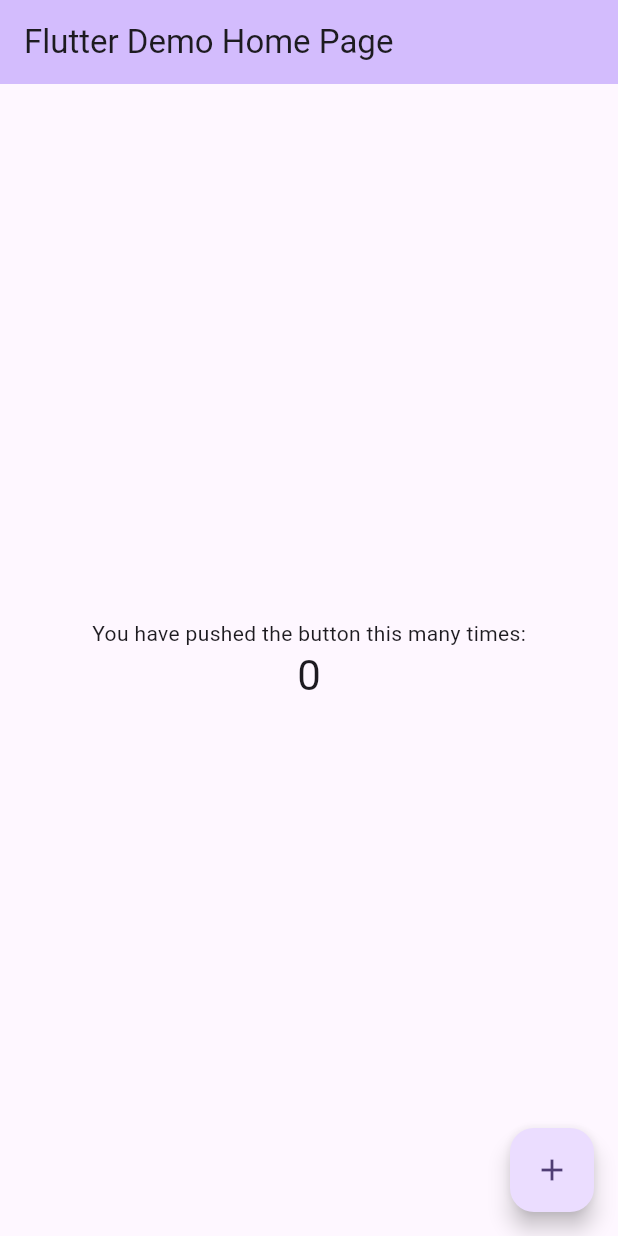
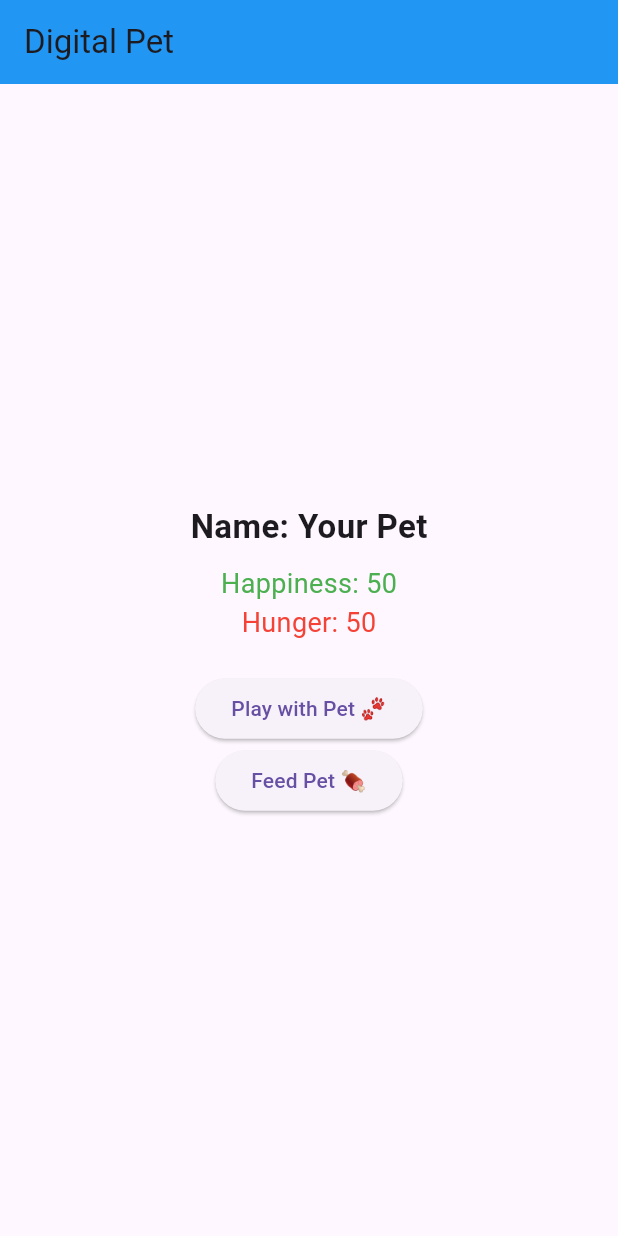
Before and after one commit to Mack-ux/InClass5, a Flutter app: the screen it shows after launch, on a phone screen of 412 x 824 dp. Run offline on Flutter 3.47's test engine with Material 3 defaults, Android fonts, the phone set to English and light mode, and no system bars.

Commit message:
Added Play and Feed functionalities

```diff
--- a/lib/main.dart
+++ b/lib/main.dart
@@ -1,125 +1,80 @@
 import 'package:flutter/material.dart';
 
 void main() {
-  runApp(const MyApp());
+  runApp(DigitalPetApp());
 }
 
-class MyApp extends StatelessWidget {
-  const MyApp({super.key});
-
-  // This widget is the root of your application.
+class DigitalPetApp extends StatefulWidget {
   @override
-  Widget build(BuildContext context) {
-    return MaterialApp(
-      title: 'Flutter Demo',
-      theme: ThemeData(
-        // This is the theme of your application.
-        //
-        // TRY THIS: Try running your application with "flutter run". You'll see
-        // the application has a purple toolbar. Then, without quitting the app,
-        // try changing the seedColor in the colorScheme below to Colors.green
-        // and then invoke "hot reload" (save your changes or press the "hot
-        // reload" button in a Flutter-supported IDE, or press "r" if you used
-        // the command line to start the app).
-        //
-        // Notice that the counter didn't reset back to zero; the application
-        // state is not lost during the reload. To reset the state, use hot
-        // restart instead.
-        //
-        // This works for code too, not just values: Most code changes can be
-        // tested with just a hot reload.
-        colorScheme: ColorScheme.fromSeed(seedColor: Colors.deepPurple),
-        useMaterial3: true,
-      ),
-      home: const MyHomePage(title: 'Flutter Demo Home Page'),
-    );
-  }
+  _DigitalPetAppState createState() => _DigitalPetAppState();
 }
 
-class MyHomePage extends StatefulWidget {
-  const MyHomePage({super.key, required this.title});
+class _DigitalPetAppState extends State<DigitalPetApp> {
+  String petName = "Your Pet"; // Default pet name
+  int happinessLevel = 50; // Pet's happiness (0-100)
+  int hungerLevel = 50; // Pet's hunger (0-100)
 
-  // This widget is the home page of your application. It is stateful, meaning
-  // that it has a State object (defined below) that contains fields that affect
-  // how it looks.
-
-  // This class is the configuration for the state. It holds the values (in this
-  // case the title) provided by the parent (in this case the App widget) and
-  // used by the build method of the State. Fields in a Widget subclass are
-  // always marked "final".
-
-  final String title;
-
-  @override
-  State<MyHomePage> createState() => _MyHomePageState();
+  // Function to play with the pet
+  void _playWithPet() {
+    setState(() {
+      happinessLevel =
+          (happinessLevel + 10).clamp(0, 100); // Increase happiness
+      hungerLevel = (hungerLevel + 5).clamp(0, 100); // Playing makes pet hungry
+    });
   }
 
-class _MyHomePageState extends State<MyHomePage> {
-  int _counter = 0;
-
-  void _incrementCounter() {
+  // Function to feed the pet
+  void _feedPet() {
     setState(() {
-      // This call to setState tells the Flutter framework that something has
-      // changed in this State, which causes it to rerun the build method below
-      // so that the display can reflect the updated values. If we changed
-      // _counter without calling setState(), then the build method would not be
-      // called again, and so nothing would appear to happen.
-      _counter++;
+      hungerLevel = (hungerLevel - 10).clamp(0, 100); // Reduce hunger
+      happinessLevel =
+          (happinessLevel + 5).clamp(0, 100); // Feeding increases happiness
     });
   }
 
   @override
   Widget build(BuildContext context) {
-    // This method is rerun every time setState is called, for instance as done
-    // by the _incrementCounter method above.
-    //
-    // The Flutter framework has been optimized to make rerunning build methods
-    // fast, so that you can just rebuild anything that needs updating rather
-    // than having to individually change instances of widgets.
-    return Scaffold(
+    return MaterialApp(
+      debugShowCheckedModeBanner: false,
+      title: 'Digital Pet',
+      theme: ThemeData(
+        primarySwatch: Colors.blue,
+      ),
+      home: Scaffold(
         appBar: AppBar(
-        // TRY THIS: Try changing the color here to a specific color (to
-        // Colors.amber, perhaps?) and trigger a hot reload to see the AppBar
-        // change color while the other colors stay the same.
-        backgroundColor: Theme.of(context).colorScheme.inversePrimary,
-        // Here we take the value from the MyHomePage object that was created by
-        // the App.build method, and use it to set our appbar title.
-        title: Text(widget.title),
+          title: Text('Digital Pet'),
+          backgroundColor: Colors.blue,
         ),
         body: Center(
-        // Center is a layout widget. It takes a single child and positions it
-        // in the middle of the parent.
           child: Column(
-          // Column is also a layout widget. It takes a list of children and
-          // arranges them vertically. By default, it sizes itself to fit its
-          // children horizontally, and tries to be as tall as its parent.
-          //
-          // Column has various properties to control how it sizes itself and
-          // how it positions its children. Here we use mainAxisAlignment to
-          // center the children vertically; the main axis here is the vertical
-          // axis because Columns are vertical (the cross axis would be
-          // horizontal).
-          //
-          // TRY THIS: Invoke "debug painting" (choose the "Toggle Debug Paint"
-          // action in the IDE, or press "p" in the console), to see the
-          // wireframe for each widget.
             mainAxisAlignment: MainAxisAlignment.center,
-          children: <Widget>[
-            const Text(
-              'You have pushed the button this many times:',
+            children: [
+              Text(
+                'Name: $petName',
+                style: TextStyle(fontSize: 22, fontWeight: FontWeight.bold),
+              ),
+              SizedBox(height: 10),
+              Text(
+                'Happiness: $happinessLevel',
+                style: TextStyle(fontSize: 18, color: Colors.green),
               ),
               Text(
-              '$_counter',
-              style: Theme.of(context).textTheme.headlineMedium,
+                'Hunger: $hungerLevel',
+                style: TextStyle(fontSize: 18, color: Colors.red),
+              ),
+              SizedBox(height: 20),
+              ElevatedButton(
+                onPressed: _playWithPet,
+                child: Text('Play with Pet 🐾'),
+              ),
+              ElevatedButton(
+                onPressed: _feedPet,
+                child: Text('Feed Pet 🍖'),
               ),
             ],
           ),
         ),
-      floatingActionButton: FloatingActionButton(
-        onPressed: _incrementCounter,
-        tooltip: 'Increment',
-        child: const Icon(Icons.add),
-      ), // This trailing comma makes auto-formatting nicer for build methods.
+      ),
     );
   }
 }
```
Lines whose indentation alone changed are shown as unchanged.
